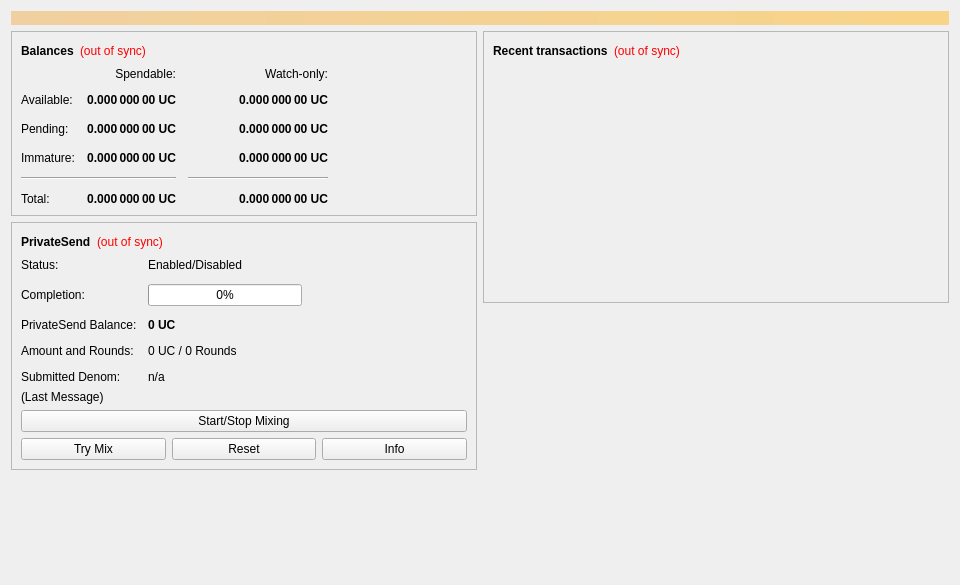
UlordChain/UlordChain, file src/qt/forms/overviewpage.ui: the form before one commit.
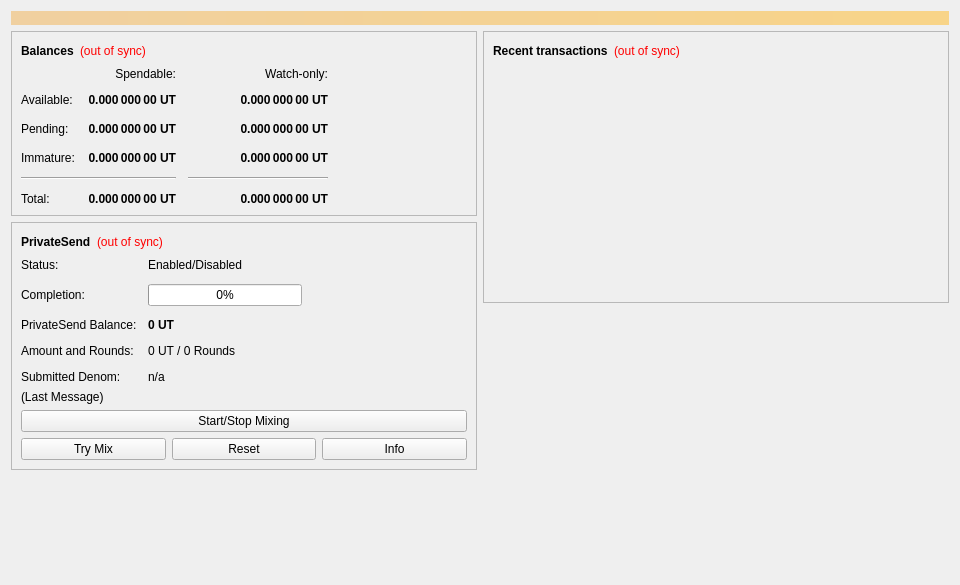
The form after the commit.

```diff
--- a/src/qt/forms/overviewpage.ui
+++ b/src/qt/forms/overviewpage.ui
@@ -115,7 +115,7 @@
                <string>Unconfirmed transactions to watch-only addresses</string>
               </property>
               <property name="text">
-               <string notr="true">0.000 000 00 UC</string>
+               <string notr="true">0.000 000 00 UT</string>
               </property>
               <property name="alignment">
                <set>Qt::AlignRight|Qt::AlignTrailing|Qt::AlignVCenter</set>
@@ -140,7 +140,7 @@
                <string>Total of transactions that have yet to be confirmed, and do not yet count toward the spendable balance</string>
               </property>
               <property name="text">
-               <string notr="true">0.000 000 00 UC</string>
+               <string notr="true">0.000 000 00 UT</string>
               </property>
               <property name="alignment">
                <set>Qt::AlignRight|Qt::AlignTrailing|Qt::AlignVCenter</set>
@@ -165,7 +165,7 @@
                <string>Mined balance in watch-only addresses that has not yet matured</string>
               </property>
               <property name="text">
-               <string notr="true">0.000 000 00 UC</string>
+               <string notr="true">0.000 000 00 UT</string>
               </property>
               <property name="alignment">
                <set>Qt::AlignRight|Qt::AlignTrailing|Qt::AlignVCenter</set>
@@ -223,7 +223,7 @@
                <string>Mined balance that has not yet matured</string>
               </property>
               <property name="text">
-               <string notr="true">0.000 000 00 UC</string>
+               <string notr="true">0.000 000 00 UT</string>
               </property>
               <property name="alignment">
                <set>Qt::AlignRight|Qt::AlignTrailing|Qt::AlignVCenter</set>
@@ -268,7 +268,7 @@
                <string>Your current total balance</string>
               </property>
               <property name="text">
-               <string notr="true">0.000 000 00 UC</string>
+               <string notr="true">0.000 000 00 UT</string>
               </property>
               <property name="alignment">
                <set>Qt::AlignRight|Qt::AlignTrailing|Qt::AlignVCenter</set>
@@ -293,7 +293,7 @@
                <string>Current total balance in watch-only addresses</string>
               </property>
               <property name="text">
-               <string notr="true">0.000 000 00 UC</string>
+               <string notr="true">0.000 000 00 UT</string>
               </property>
               <property name="alignment">
                <set>Qt::AlignRight|Qt::AlignTrailing|Qt::AlignVCenter</set>
@@ -335,7 +335,7 @@
                <string>Your current spendable balance</string>
               </property>
               <property name="text">
-               <string notr="true">0.000 000 00 UC</string>
+               <string notr="true">0.000 000 00 UT</string>
               </property>
               <property name="alignment">
                <set>Qt::AlignRight|Qt::AlignTrailing|Qt::AlignVCenter</set>
@@ -360,7 +360,7 @@
                <string>Your current balance in watch-only addresses</string>
               </property>
               <property name="text">
-               <string notr="true">0.000 000 00 UC</string>
+               <string notr="true">0.000 000 00 UT</string>
               </property>
               <property name="alignment">
                <set>Qt::AlignRight|Qt::AlignTrailing|Qt::AlignVCenter</set>
@@ -511,7 +511,7 @@
                </font>
               </property>
               <property name="text">
-               <string notr="true">0 UC</string>
+               <string notr="true">0 UT</string>
               </property>
              </widget>
             </item>
@@ -525,7 +525,7 @@
             <item row="3" column="1">
              <widget class="QLabel" name="labelAmountRounds">
               <property name="text">
-               <string>0 UC / 0 Rounds</string>
+               <string>0 UT / 0 Rounds</string>
               </property>
              </widget>
             </item>
```
